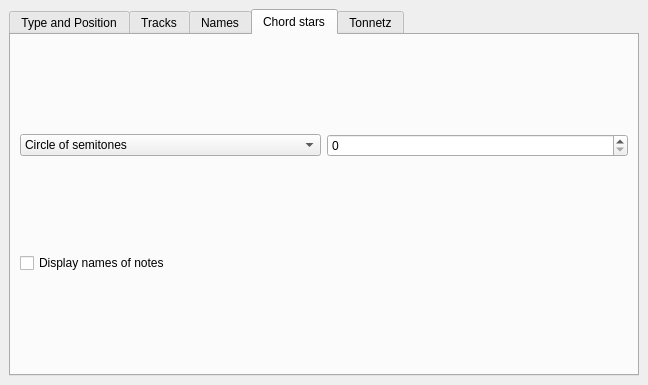
Old version of the form ui/chordlayersetup.ui in the repository lgmventura/MusicaVisual.
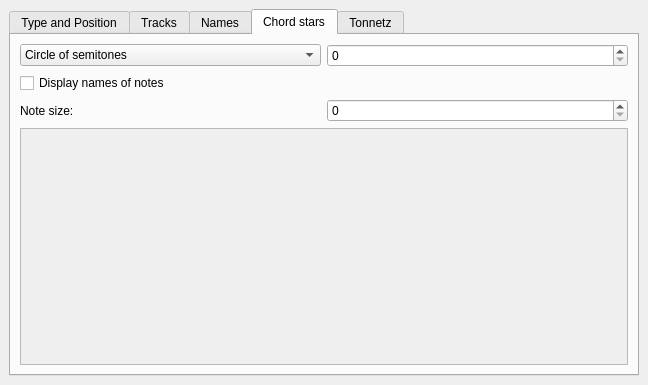
New version of the form. The open tabs and pages were chosen to show the change.

Diff of the .ui file:
```diff
--- a/ui/chordlayersetup.ui
+++ b/ui/chordlayersetup.ui
@@ -179,20 +179,23 @@
         <string>Chord stars</string>
        </attribute>
        <layout class="QGridLayout" name="gridLayout_4">
-        <item row="1" column="1">
-         <widget class="QComboBox" name="combox_chordStar">
-          <item>
+        <item row="3" column="1">
+         <widget class="QLabel" name="lb_chSt_noteSize">
            <property name="text">
-            <string>Circle of semitones</string>
-           </property>
-          </item>
-          <item>
+           <string>Note size:</string>
+          </property>
+         </widget>
+        </item>
+        <item row="2" column="1">
+         <widget class="QCheckBox" name="cb_dispNoteNamesStar">
            <property name="text">
-            <string>Circle of fifths</string>
-           </property>
-          </item>
+           <string>Display names of notes</string>
+          </property>
          </widget>
         </item>
+        <item row="3" column="2">
+         <widget class="QSpinBox" name="spb_chSt_noteSize"/>
+        </item>
         <item row="1" column="2">
          <widget class="QSpinBox" name="spb_chordStarOffset">
           <property name="maximum">
@@ -200,11 +203,35 @@
           </property>
          </widget>
         </item>
-        <item row="2" column="1">
-         <widget class="QCheckBox" name="cb_dispNoteNamesStar">
+        <item row="1" column="1">
+         <widget class="QComboBox" name="combox_chordStar">
+          <item>
           <property name="text">
-           <string>Display names of notes</string>
-          </property>
+            <string>Circle of semitones</string>
+           </property>
+          </item>
+          <item>
+           <property name="text">
+            <string>Circle of fifths</string>
+           </property>
+          </item>
+         </widget>
+        </item>
+        <item row="4" column="1" colspan="2">
+         <widget class="QScrollArea" name="scroll_chSt">
+          <property name="widgetResizable">
+           <bool>true</bool>
+          </property>
+          <widget class="QWidget" name="scrollAreaWidgetContents_3">
+           <property name="geometry">
+            <rect>
+             <x>0</x>
+             <y>0</y>
+             <width>606</width>
+             <height>212</height>
+            </rect>
+           </property>
+          </widget>
          </widget>
         </item>
        </layout>
```
Lines whose indentation alone changed are shown as unchanged.
